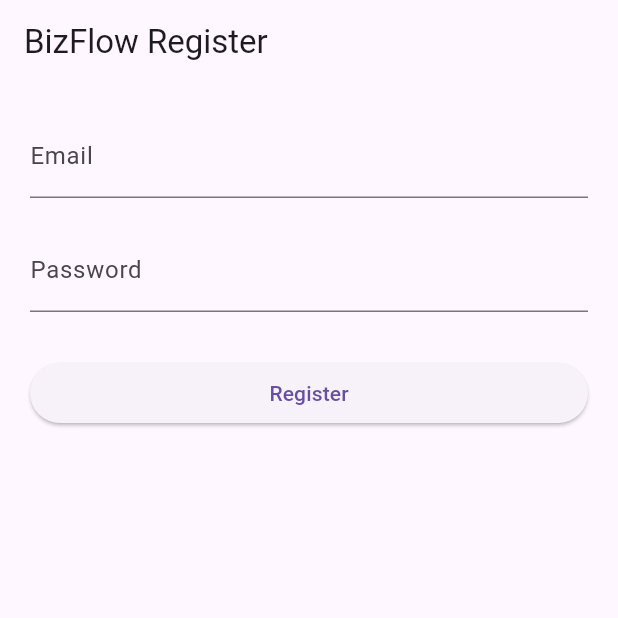
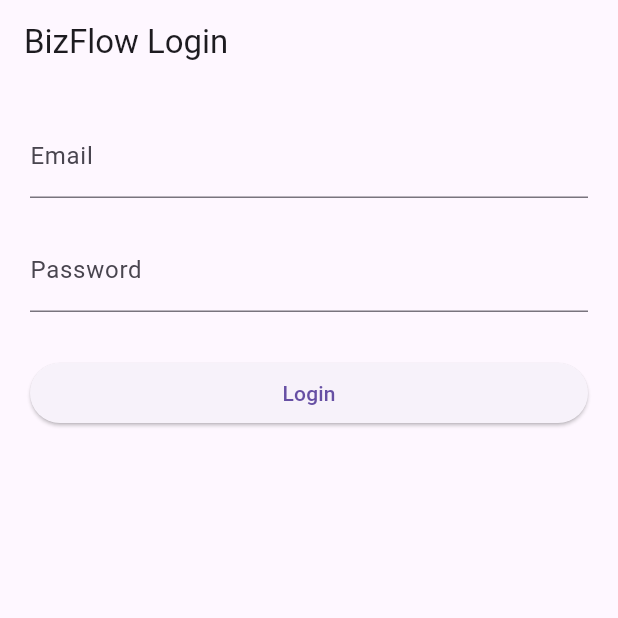
Before and after one commit to PadmaKumar08/bizflow, a Flutter app: the screen it shows after launch, on a phone screen of 412 x 824 dp, the top half of it. Run offline on Flutter 3.47's test engine with Material 3 defaults, Android fonts, the phone set to English and light mode, and no system bars; our stand-ins replace firebase_auth, firebase_core; accounts and stored records are empty.

Commit message:
Completed authentication flow and dashboard

```diff
--- a/lib/main.dart
+++ b/lib/main.dart
@@ -2,6 +2,7 @@
 import 'package:firebase_core/firebase_core.dart';
 import 'firebase_options.dart';
 import 'screens/register_screen.dart';
+import 'screens/login_screen.dart';
 
 void main() async {
   WidgetsFlutterBinding.ensureInitialized();
@@ -21,7 +22,7 @@
     return MaterialApp(
       title: 'BizFlow',
       debugShowCheckedModeBanner: false,
-      home: const RegisterScreen(),
+      home: const LoginScreen(),
     );
   }
 }
--- /dev/null
+++ b/lib/screens/login_screen.dart
@@ -0,0 +1,93 @@
+import 'package:flutter/material.dart';
+import '../services/auth_service.dart';
+import 'dashboard_screen.dart';
+
+class LoginScreen extends StatefulWidget {
+  const LoginScreen({super.key});
+
+  @override
+  State<LoginScreen> createState() => _LoginScreenState();
+}
+
+class _LoginScreenState extends State<LoginScreen> {
+  final AuthService _authService = AuthService();
+
+  final emailController = TextEditingController();
+  final passwordController = TextEditingController();
+
+  bool loading = false;
+
+  Future<void> login() async {
+    setState(() {
+      loading = true;
+    });
+
+    final user = await _authService.login(
+      email: emailController.text.trim(),
+      password: passwordController.text.trim(),
+    );
+
+    setState(() {
+      loading = false;
+    });
+
+    if (user != null) {
+      Navigator.pushReplacement(
+        context,
+        MaterialPageRoute(
+          builder: (context) => const DashboardScreen(),
+        ),
+      );
+    } else {
+      ScaffoldMessenger.of(context).showSnackBar(
+        const SnackBar(
+          content: Text("Login Failed"),
+        ),
+      );
+    }
+  }
+
+  @override
+  Widget build(BuildContext context) {
+    return Scaffold(
+      appBar: AppBar(
+        title: const Text("BizFlow Login"),
+      ),
+      body: Padding(
+        padding: const EdgeInsets.all(20),
+        child: Column(
+          children: [
+            TextField(
+              controller: emailController,
+              decoration: const InputDecoration(
+                labelText: "Email",
+              ),
+            ),
+
+            const SizedBox(height: 20),
+
+            TextField(
+              controller: passwordController,
+              obscureText: true,
+              decoration: const InputDecoration(
+                labelText: "Password",
+              ),
+            ),
+
+            const SizedBox(height: 30),
+
+            SizedBox(
+              width: double.infinity,
+              child: ElevatedButton(
+                onPressed: loading ? null : login,
+                child: loading
+                    ? const CircularProgressIndicator()
+                    : const Text("Login"),
+              ),
+            ),
+          ],
+        ),
+      ),
+    );
+  }
+}
```
Also changed, not shown: lib/screens/dashboard_screen.dart (added, +23 -0 lines).
